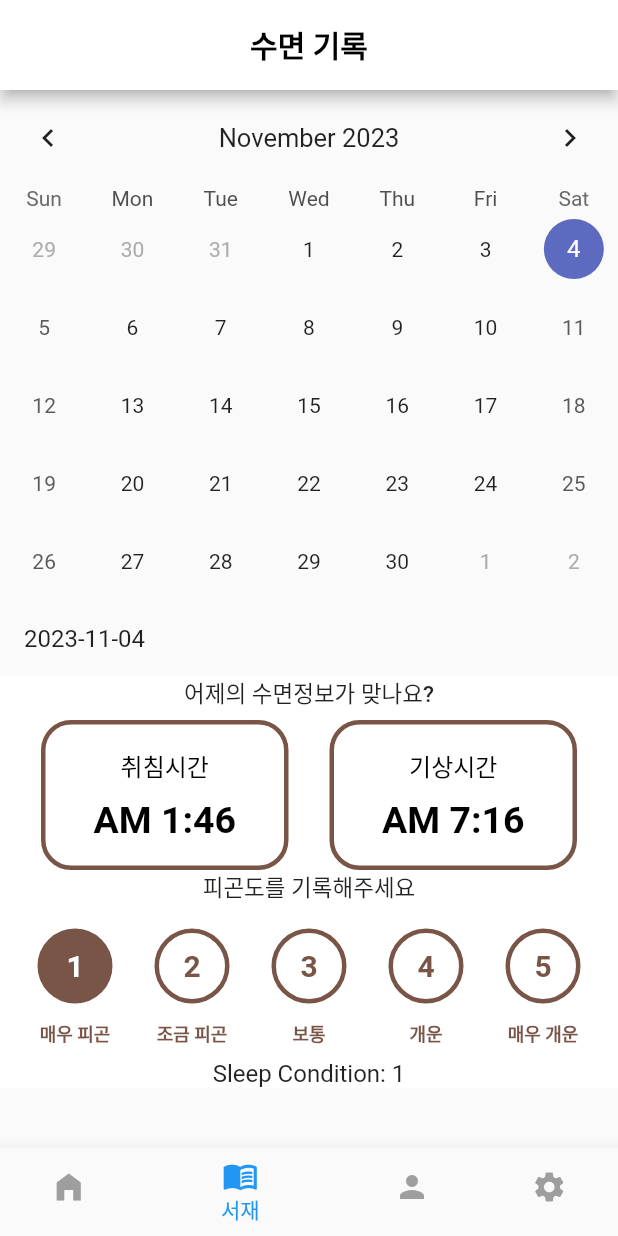
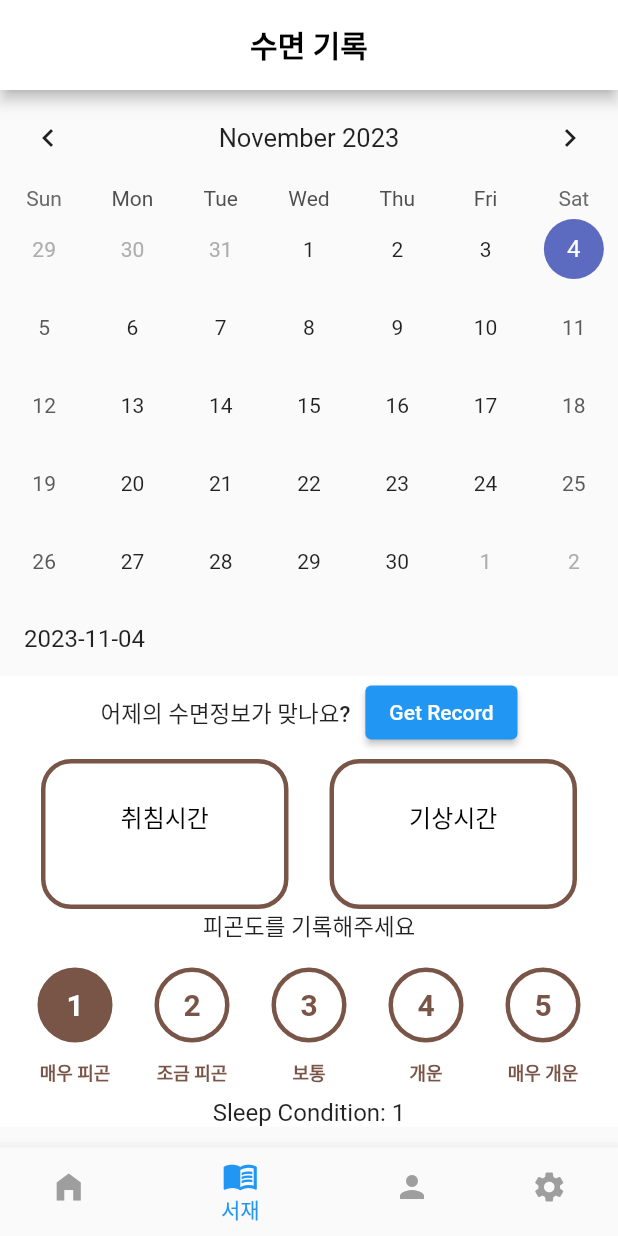
Before and after one commit to CoolCoolCoffee/CoolCoolCoffee, a Flutter app: the screen it shows after launch, item 2 of the bottom bar chosen, on a phone screen of 412 x 824 dp. Run offline on Flutter 3.47's test engine with Material 2 defaults, Android fonts, the phone set to English and light mode, and no system bars; drawn by our look-alikes of table_calendar; our stand-ins replace cloud_firestore, firebase_core, image_picker, timezone; missing offline and left inert: floating_action_bubble, flutter_health_connect, google_mlkit_text_recognition; accounts and stored records are empty.

Commit message:
수면 정보 캘린더 페이지로 불러오기 완!!!!!!!!료!!!!!!!!!!!!!

```diff
--- a/CoolCoolCoffee_FrontEnd/lib/page/sleep/sleep_info.dart
+++ b/CoolCoolCoffee_FrontEnd/lib/page/sleep/sleep_info.dart
@@ -1,4 +1,7 @@
 import 'package:flutter/material.dart';
+import 'package:flutter_health_connect/flutter_health_connect.dart';
+import 'package:timezone/timezone.dart';
+import 'package:timezone/data/latest.dart' as tz;
 
 class SleepInfoWidget extends StatefulWidget {
   const SleepInfoWidget({Key? key}) : super(key: key);
@@ -8,23 +11,84 @@ class SleepInfoWidget extends StatefulWidget {
 }
 
 class _SleepInfoWidgetState extends State<SleepInfoWidget> {
+  List<HealthConnectDataType> types = [
+    HealthConnectDataType.SleepSession,
+  ];
+  bool readOnly = true;
+  String resultText = '';
+  String resultText_start = '';
+  String resultText_end = '';
+  String resultText_start_real = '';
+  String resultText_end_real = '';
+
+  String token = "";
+
   @override
   Widget build(BuildContext context) {
     return Container(
-      color: Colors.white, // Set the background color to brown
+      color: Colors.white,
       child: Center(
         child: Column(
           children: [
-            Text(
-              '어제의 수면정보가 맞나요?',
-              style: TextStyle(
-                fontSize: 15.0,
-                  fontWeight: FontWeight.w500 // Set the text color to white
-              ),
+            Row(
+              mainAxisAlignment: MainAxisAlignment.center,
+              children: [
+                Text(
+                  '어제의 수면정보가 맞나요?',
+                  style: TextStyle(
+                    fontSize: 15.0,
+                    fontWeight: FontWeight.w500,
+                  ),
+                ),
+                SizedBox(width: 10),
+                ElevatedButton(
+                  onPressed: () async {
+                    tz.initializeTimeZones();
+                    var startTime = DateTime.now().subtract(const Duration(days: 1));
+                    var endTime = DateTime.now();
+                    try {
+                      final requests = <Future>[];
+                      Map<String, dynamic> typePoints = {};
+                      for (var type in types) {
+                        requests.add(HealthConnectFactory.getRecord(
+                          type: type,
+                          startTime: startTime,
+                          endTime: endTime,
+                        ).then((value) => typePoints.addAll({type.name: value})));
+                      }
+                      await Future.wait(requests);
+                      resultText = '$typePoints';
+
+                      var startTimeEpochSecond_start =
+                      typePoints['SleepSession']['records'][0]['startTime']['epochSecond'];
+                      resultText_start = startTimeEpochSecond_start.toString();
+                      var seoul = getLocation('Asia/Seoul');
+                      resultText_start_real = TZDateTime.fromMillisecondsSinceEpoch(
+                          seoul, startTimeEpochSecond_start * 1000)
+                          .toString();
+
+                      var startTimeEpochSecond_end =
+                      typePoints['SleepSession']['records'][0]['endTime']['epochSecond'];
+                      resultText_end = startTimeEpochSecond_end.toString();
+                      resultText_end_real = TZDateTime.fromMillisecondsSinceEpoch(
+                          seoul, startTimeEpochSecond_end * 1000)
+                          .toString();
+                    } catch (e) {
+                      resultText = e.toString();
+                    }
+                    _updateResultText();
+                    print(resultText_start_real);
+                    print(resultText_end_real);
+
+                    setState(() {});
+                  },
+                  child: const Text('Get Record'),
+                ),
+              ],
             ),
-            SizedBox(height: 7), // Add space between text and Row
+            SizedBox(height: 7),
             Row(
-              mainAxisAlignment: MainAxisAlignment.spaceEvenly, // Adjusted spacing
+              mainAxisAlignment: MainAxisAlignment.spaceEvenly,
               children: [
                 Container(
                   width: 165,
@@ -49,10 +113,10 @@ class _SleepInfoWidgetState extends State<SleepInfoWidget> {
                       ),
                       SizedBox(height: 10),
                       Text(
-                        'AM 1:46',
+                        resultText_start_real,
                         style: TextStyle(
                           color: Colors.black,
-                          fontSize: 25.0,
+                          fontSize: 12.0,
                           fontWeight: FontWeight.bold,
                         ),
                       ),
@@ -82,10 +146,10 @@ class _SleepInfoWidgetState extends State<SleepInfoWidget> {
                       ),
                       SizedBox(height: 10),
                       Text(
-                        'AM 7:16',
+                        resultText_end_real,
                         style: TextStyle(
                           color: Colors.black,
-                          fontSize: 25.0,
+                          fontSize: 12.0,
                           fontWeight: FontWeight.bold,
                         ),
                       ),
@@ -94,9 +158,13 @@ class _SleepInfoWidgetState extends State<SleepInfoWidget> {
                 ),
               ],
             ),
-          ],
+          ], // Closing bracket for Column children
         ),
       ),
     );
   }
+
+  void _updateResultText() {
+    setState(() {});
+  }
 }
```
